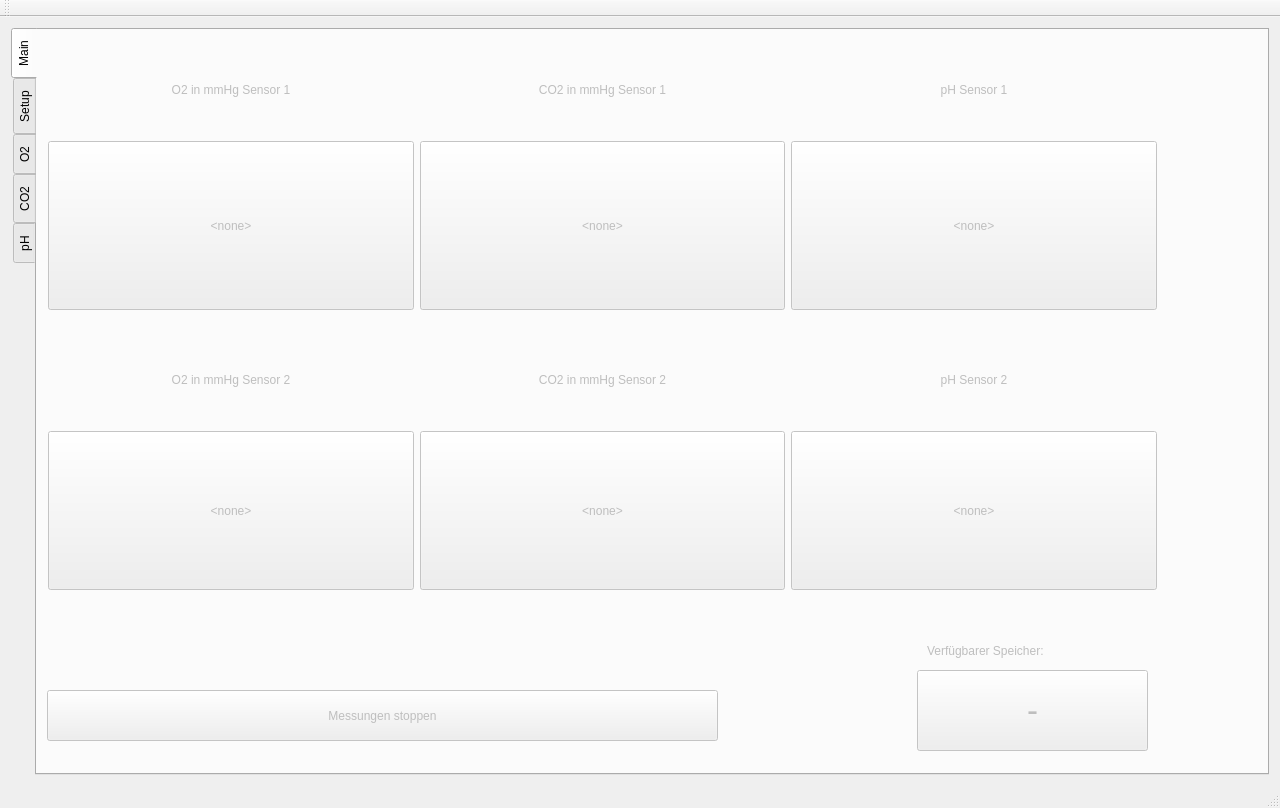
Qt form mainwindow.ui (CalamariFritti/DesktopUiQt) before a commit.
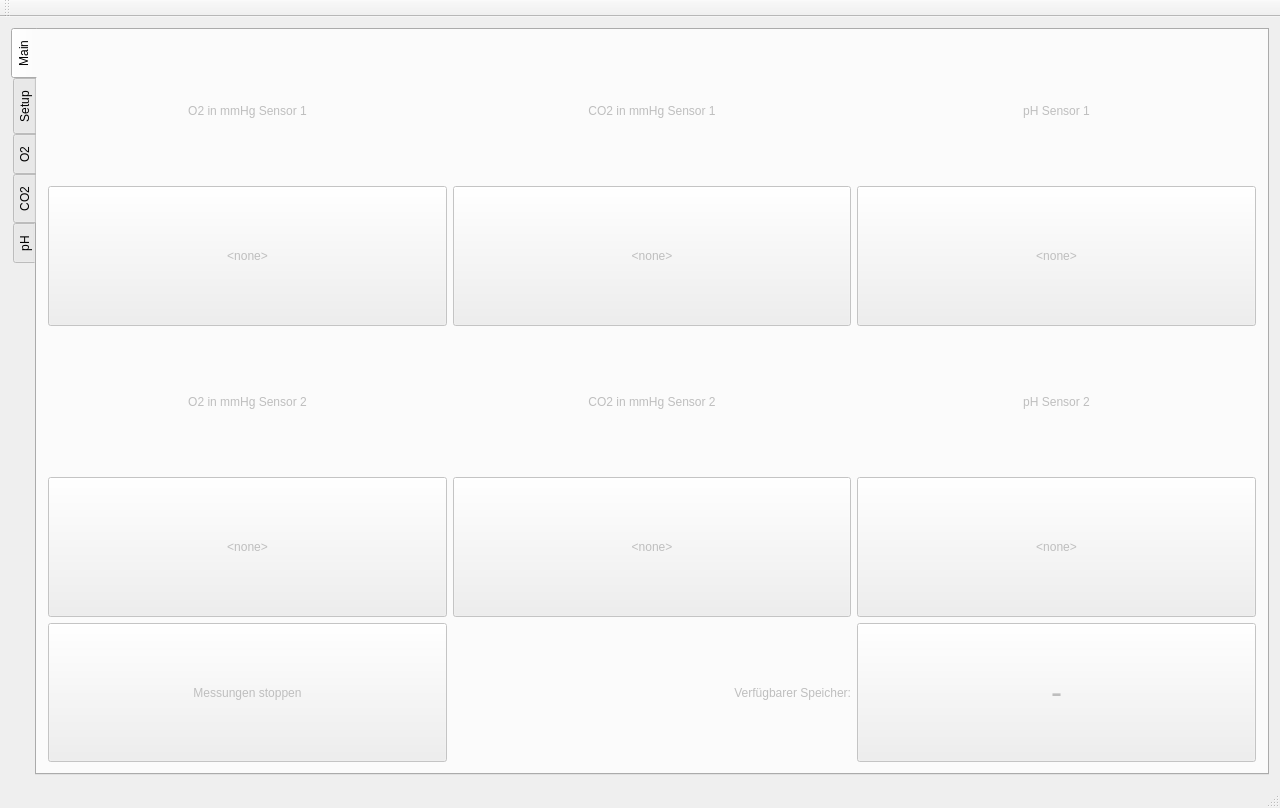
The same form after that commit. The open tabs and pages were chosen to show the change. Custom widgets are drawn as their Qt base class.

The edit to the form file:
```diff
--- a/mainwindow.ui
+++ b/mainwindow.ui
@@ -52,90 +52,8 @@
        <attribute name="title">
         <string>Main</string>
        </attribute>
-       <widget class="QPushButton" name="stopMeassurementButton">
-        <property name="geometry">
-         <rect>
-          <x>10</x>
-          <y>660</y>
-          <width>671</width>
-          <height>51</height>
-         </rect>
-        </property>
-        <property name="text">
-         <string>Messungen stoppen</string>
-        </property>
-       </widget>
-       <widget class="QWidget" name="horizontalLayoutWidget">
-        <property name="geometry">
-         <rect>
-          <x>0</x>
-          <y>100</y>
-          <width>1131</width>
-          <height>191</height>
-         </rect>
-        </property>
-        <layout class="QHBoxLayout" name="horizontalLayout">
+       <layout class="QVBoxLayout" name="verticalLayout_4">
          <item>
-          <widget class="QPushButton" name="pCO2DisplayButton">
-           <property name="sizePolicy">
-            <sizepolicy hsizetype="Minimum" vsizetype="Preferred">
-             <horstretch>0</horstretch>
-             <verstretch>0</verstretch>
-            </sizepolicy>
-           </property>
-           <property name="styleSheet">
-            <string notr="true"/>
-           </property>
-           <property name="text">
-            <string>&lt;none&gt;</string>
-           </property>
-          </widget>
-         </item>
-         <item>
-          <widget class="QPushButton" name="pO2DisplayButton">
-           <property name="sizePolicy">
-            <sizepolicy hsizetype="Minimum" vsizetype="Preferred">
-             <horstretch>0</horstretch>
-             <verstretch>0</verstretch>
-            </sizepolicy>
-           </property>
-           <property name="styleSheet">
-            <string notr="true">.QWidget {
-background-color : transparent
- }</string>
-           </property>
-           <property name="text">
-            <string>&lt;none&gt;</string>
-           </property>
-          </widget>
-         </item>
-         <item>
-          <widget class="QPushButton" name="pHDisplayButton">
-           <property name="sizePolicy">
-            <sizepolicy hsizetype="Minimum" vsizetype="Preferred">
-             <horstretch>0</horstretch>
-             <verstretch>0</verstretch>
-            </sizepolicy>
-           </property>
-           <property name="styleSheet">
-            <string notr="true"/>
-           </property>
-           <property name="text">
-            <string>&lt;none&gt;</string>
-           </property>
-          </widget>
-         </item>
-        </layout>
-       </widget>
-       <widget class="QWidget" name="horizontalLayoutWidget_2">
-        <property name="geometry">
-         <rect>
-          <x>0</x>
-          <y>20</y>
-          <width>1131</width>
-          <height>80</height>
-         </rect>
-        </property>
         <layout class="QHBoxLayout" name="horizontalLayout_2">
          <item>
           <widget class="QLabel" name="label">
@@ -168,16 +86,62 @@
           </widget>
          </item>
         </layout>
-       </widget>
-       <widget class="QWidget" name="horizontalLayoutWidget_3">
-        <property name="geometry">
-         <rect>
-          <x>0</x>
-          <y>310</y>
-          <width>1131</width>
-          <height>80</height>
-         </rect>
-        </property>
+        </item>
+        <item>
+         <layout class="QHBoxLayout" name="horizontalLayout">
+          <item>
+           <widget class="QPushButton" name="pCO2DisplayButton">
+            <property name="sizePolicy">
+             <sizepolicy hsizetype="Minimum" vsizetype="Preferred">
+              <horstretch>0</horstretch>
+              <verstretch>0</verstretch>
+             </sizepolicy>
+            </property>
+            <property name="styleSheet">
+             <string notr="true"/>
+            </property>
+            <property name="text">
+             <string>&lt;none&gt;</string>
+            </property>
+           </widget>
+          </item>
+          <item>
+           <widget class="QPushButton" name="pO2DisplayButton">
+            <property name="sizePolicy">
+             <sizepolicy hsizetype="Minimum" vsizetype="Preferred">
+              <horstretch>0</horstretch>
+              <verstretch>0</verstretch>
+             </sizepolicy>
+            </property>
+            <property name="styleSheet">
+             <string notr="true">.QWidget {
+background-color : transparent
+ }</string>
+            </property>
+            <property name="text">
+             <string>&lt;none&gt;</string>
+            </property>
+           </widget>
+          </item>
+          <item>
+           <widget class="QPushButton" name="pHDisplayButton">
+            <property name="sizePolicy">
+             <sizepolicy hsizetype="Minimum" vsizetype="Preferred">
+              <horstretch>0</horstretch>
+              <verstretch>0</verstretch>
+             </sizepolicy>
+            </property>
+            <property name="styleSheet">
+             <string notr="true"/>
+            </property>
+            <property name="text">
+             <string>&lt;none&gt;</string>
+            </property>
+           </widget>
+          </item>
+         </layout>
+        </item>
+        <item>
         <layout class="QHBoxLayout" name="horizontalLayout_3">
          <item>
           <widget class="QLabel" name="label_10">
@@ -210,16 +174,8 @@
           </widget>
          </item>
         </layout>
-       </widget>
-       <widget class="QWidget" name="horizontalLayoutWidget_4">
-        <property name="geometry">
-         <rect>
-          <x>0</x>
-          <y>390</y>
-          <width>1131</width>
-          <height>181</height>
-         </rect>
-        </property>
+        </item>
+        <item>
         <layout class="QHBoxLayout" name="horizontalLayout_4">
          <item>
           <widget class="QPushButton" name="pHDisplayButton_2">
@@ -270,28 +226,39 @@
           </widget>
          </item>
         </layout>
-       </widget>
+        </item>
+        <item>
+         <layout class="QHBoxLayout" name="horizontalLayout_5">
+          <item>
+           <widget class="QPushButton" name="stopMeassurementButton">
+            <property name="sizePolicy">
+             <sizepolicy hsizetype="Minimum" vsizetype="Preferred">
+              <horstretch>0</horstretch>
+              <verstretch>0</verstretch>
+             </sizepolicy>
+            </property>
+            <property name="text">
+             <string>Messungen stoppen</string>
+            </property>
+           </widget>
+          </item>
+          <item>
        <widget class="QLabel" name="label_23">
-        <property name="geometry">
-         <rect>
-          <x>890</x>
-          <y>600</y>
-          <width>201</width>
-          <height>41</height>
-         </rect>
-        </property>
         <property name="text">
          <string>Verfügbarer Speicher:</string>
         </property>
-       </widget>
+            <property name="alignment">
+             <set>Qt::AlignRight|Qt::AlignTrailing|Qt::AlignVCenter</set>
+            </property>
+           </widget>
+          </item>
+          <item>
        <widget class="QPushButton" name="memoryValueButton">
-        <property name="geometry">
-         <rect>
-          <x>880</x>
-          <y>640</y>
-          <width>231</width>
-          <height>81</height>
-         </rect>
+            <property name="sizePolicy">
+             <sizepolicy hsizetype="Minimum" vsizetype="Preferred">
+              <horstretch>0</horstretch>
+              <verstretch>0</verstretch>
+             </sizepolicy>
         </property>
         <property name="font">
          <font>
@@ -302,6 +269,10 @@
          <string>-</string>
         </property>
        </widget>
+          </item>
+         </layout>
+        </item>
+       </layout>
       </widget>
       <widget class="QWidget" name="start">
        <attribute name="title">
```
Left out of the diff: 15 changed lines with no effect on the pictures. Lines whose indentation alone changed are shown as unchanged.
